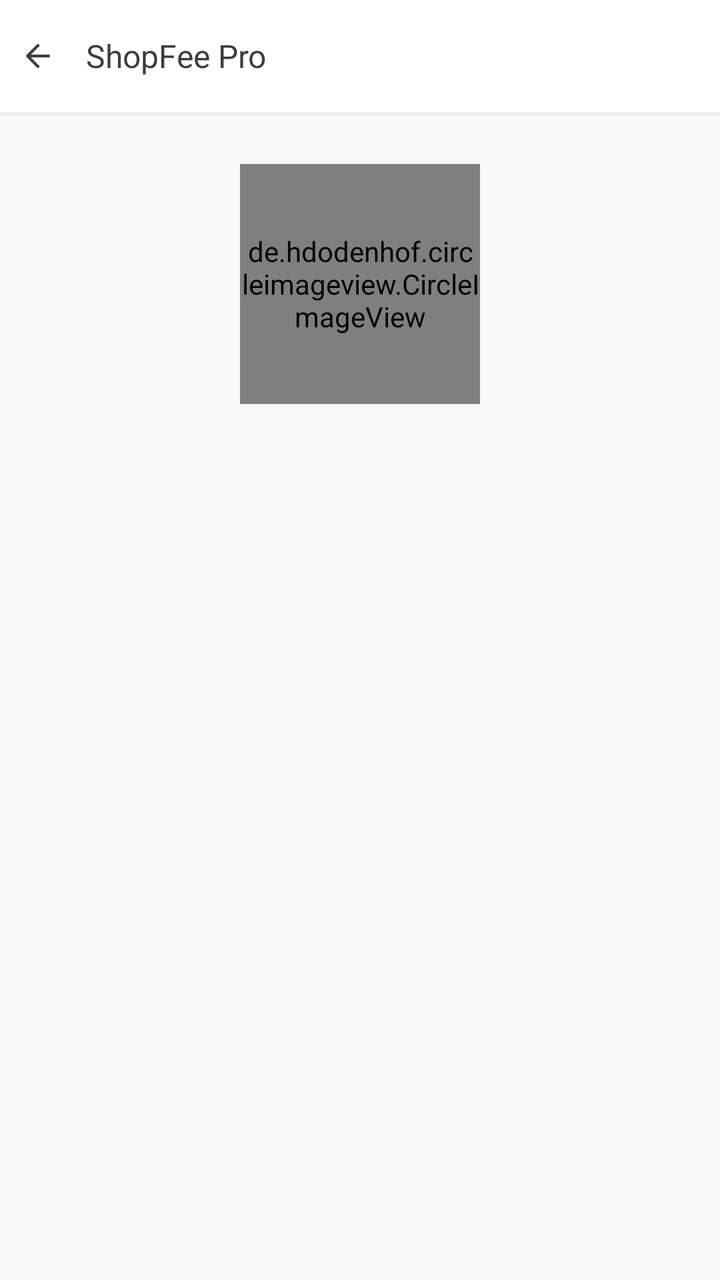
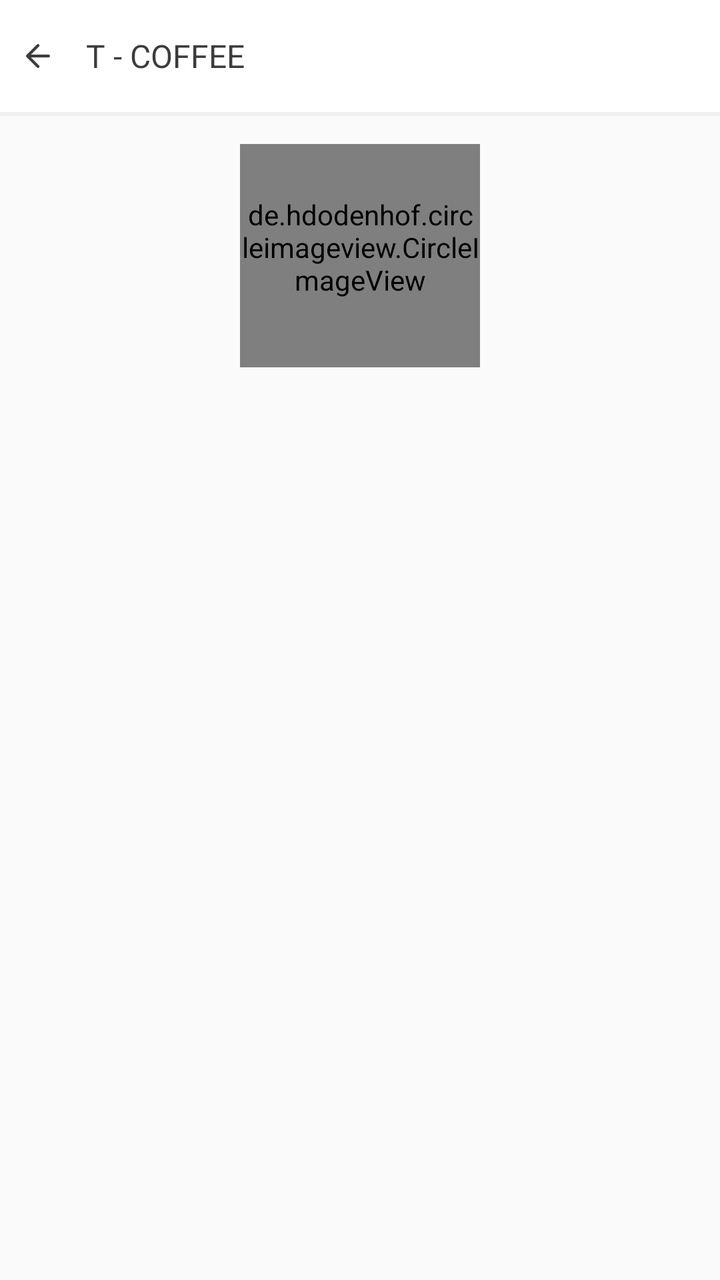

The first picture is an Android layout as it rendered before a commit; the second is the same layout after the commit. The layout source and the unified diff follow.
<!-- AndroidManifest.xml: application theme AppTheme -->
<!-- res/layout/activity_contact.xml -->
<?xml version="1.0" encoding="utf-8"?>
<LinearLayout xmlns:android="http://schemas.android.com/apk/res/android"
    android:layout_width="match_parent"
    android:layout_height="match_parent"
    android:orientation="vertical">

    <include
        android:id="@+id/toolbar"
        layout="@layout/layout_toolbar"/>

    <LinearLayout
        android:layout_width="match_parent"
        android:layout_height="wrap_content"
        android:gravity="center"
        android:orientation="vertical"
        android:padding="@dimen/define_dimen_14">

        <de.hdodenhof.circleimageview.CircleImageView
            android:layout_width="@dimen/define_dimen_120"
            android:layout_height="@dimen/define_dimen_120"
            android:layout_marginTop="@dimen/define_dimen_10"
            android:src="@drawable/img_about_us" />

        <TextView
            android:id="@+id/tv_about_us_title"
            android:layout_width="wrap_content"
            android:layout_height="wrap_content"
            android:layout_marginTop="@dimen/define_dimen_10"
            android:textColor="@color/colorPrimary"
            android:textSize="@dimen/text_size_xnormal" />

        <TextView
            android:id="@+id/tv_about_us_content"
            android:layout_width="wrap_content"
            android:layout_height="wrap_content"
            android:layout_marginTop="@dimen/define_dimen_10"
            android:gravity="center"
            android:textSize="@dimen/text_size_small" />

        <LinearLayout
            android:id="@+id/layout_website"
            android:layout_width="wrap_content"
            android:layout_height="wrap_content"
            android:layout_marginTop="@dimen/define_dimen_10"
            android:padding="@dimen/define_dimen_2"
            android:orientation="vertical">

            <TextView
                android:id="@+id/tv_about_us_website"
                android:layout_width="wrap_content"
                android:layout_height="wrap_content"
                android:textColor="@color/blue"
                android:textStyle="bold"
                android:textSize="@dimen/text_size_small" />

            <View
                android:layout_width="match_parent"
                android:background="@color/blue"
                android:layout_height="1dp"/>

        </LinearLayout>
    </LinearLayout>

    <androidx.recyclerview.widget.RecyclerView
        android:id="@+id/rcvData"
        android:layout_width="match_parent"
        android:layout_height="wrap_content"
        android:layout_marginBottom="@dimen/define_dimen_14"
        android:layout_marginStart="@dimen/define_dimen_14"/>
</LinearLayout>
<!-- res/layout/layout_toolbar.xml (included above) -->
<?xml version="1.0" encoding="utf-8"?>
<LinearLayout xmlns:android="http://schemas.android.com/apk/res/android"
    xmlns:tools="http://schemas.android.com/tools"
    android:layout_width="match_parent"
    android:layout_height="wrap_content"
    android:gravity="center_vertical"
    android:orientation="vertical"
    android:background="@color/white"
    tools:ignore="UseCompoundDrawables">

    <LinearLayout
        android:layout_width="match_parent"
        android:layout_height="?actionBarSize"
        android:gravity="center_vertical"
        android:orientation="horizontal">

        <ImageView
            android:id="@+id/img_toolbar_back"
            android:layout_width="wrap_content"
            android:layout_height="wrap_content"
            android:padding="@dimen/define_dimen_10"
            android:src="@drawable/ic_back_toolbar"
            tools:ignore="ContentDescription" />

        <TextView
            android:id="@+id/tv_toolbar_title"
            android:layout_width="wrap_content"
            android:layout_height="wrap_content"
            android:layout_marginStart="@dimen/define_dimen_5"
            android:text="@string/app_name"
            android:textColor="@color/textColorHeading"
            android:textSize="@dimen/text_size_normal" />
    </LinearLayout>

    <View
        android:layout_width="match_parent"
        android:layout_height="2dp"
        android:background="@color/bgMainColor" />
</LinearLayout>
<!-- resources referenced by this layout -->
<resources>
  <color name="bgMainColor">#F0F0F0</color>
  <color name="blue">#3F51B5</color>
  <color name="colorPrimary">#5D4037</color>
  <color name="textColorHeading">#3C3C3C</color>
  <color name="white">#ffffff</color>
  <dimen name="define_dimen_10">10dp</dimen>
  <dimen name="define_dimen_120">120dp</dimen>
  <dimen name="define_dimen_14">14dp</dimen>
  <dimen name="define_dimen_2">2dp</dimen>
  <dimen name="define_dimen_5">5dp</dimen>
  <dimen name="text_size_normal">16sp</dimen>
  <dimen name="text_size_small">14sp</dimen>
  <dimen name="text_size_xnormal">18sp</dimen>
  <!-- drawable ic_back_toolbar: png bitmap (drawable-hdpi, 261 bytes) -->
  <!-- drawable img_about_us: png bitmap (drawable, 156288 bytes) -->
  <string name="app_name">ShopFee Pro</string>
  <style name="AppTheme" parent="Theme.AppCompat.Light.NoActionBar">
          <item name="colorPrimaryDark">@color/colorPrimaryDark</item>
          <item name="android:listDivider">@android:color/transparent</item>
          <item name="android:windowLightStatusBar">true</item>
          <item name="android:statusBarColor">@color/white</item>
      </style>
  <color name="colorPrimaryDark">#5D4037</color>
</resources>

<!-- the commit's change to res/layout/activity_contact.xml (unified diff, before → after) -->
@@ -10,7 +10,7 @@
 
     <LinearLayout
         android:layout_width="match_parent"
-        android:layout_height="wrap_content"
+        android:layout_height="151dp"
         android:gravity="center"
         android:orientation="vertical"
         android:padding="@dimen/define_dimen_14">
@@ -19,7 +19,7 @@
             android:layout_width="@dimen/define_dimen_120"
             android:layout_height="@dimen/define_dimen_120"
             android:layout_marginTop="@dimen/define_dimen_10"
-            android:src="@drawable/img_about_us" />
+            android:src="@drawable/logo_cafe" />
 
         <TextView
             android:id="@+id/tv_about_us_title"
@@ -42,21 +42,21 @@
             android:layout_width="wrap_content"
             android:layout_height="wrap_content"
             android:layout_marginTop="@dimen/define_dimen_10"
-            android:padding="@dimen/define_dimen_2"
-            android:orientation="vertical">
+            android:orientation="vertical"
+            android:padding="@dimen/define_dimen_2">
 
             <TextView
                 android:id="@+id/tv_about_us_website"
                 android:layout_width="wrap_content"
                 android:layout_height="wrap_content"
                 android:textColor="@color/blue"
-                android:textStyle="bold"
-                android:textSize="@dimen/text_size_small" />
+                android:textSize="@dimen/text_size_small"
+                android:textStyle="bold" />
 
             <View
                 android:layout_width="match_parent"
-                android:background="@color/blue"
-                android:layout_height="1dp"/>
+                android:layout_height="1dp"
+                android:background="@color/blue" />
 
         </LinearLayout>
     </LinearLayout>
<!-- resource entries referenced after the edit -->
@@ -14,8 +14,8 @@
   <dimen name="text_size_small">14sp</dimen>
   <dimen name="text_size_xnormal">18sp</dimen>
   <!-- drawable ic_back_toolbar: png bitmap (drawable-hdpi, 261 bytes) -->
-  <!-- drawable img_about_us: png bitmap (drawable, 156288 bytes) -->
-  <string name="app_name">ShopFee Pro</string>
+  <!-- drawable logo_cafe: vector/xml drawable (drawable, 69249 chars, omitted) -->
+  <string name="app_name">T - COFFEE</string>
   <style name="AppTheme" parent="Theme.AppCompat.Light.NoActionBar">
           <item name="colorPrimaryDark">@color/colorPrimaryDark</item>
           <item name="android:listDivider">@android:color/transparent</item>
